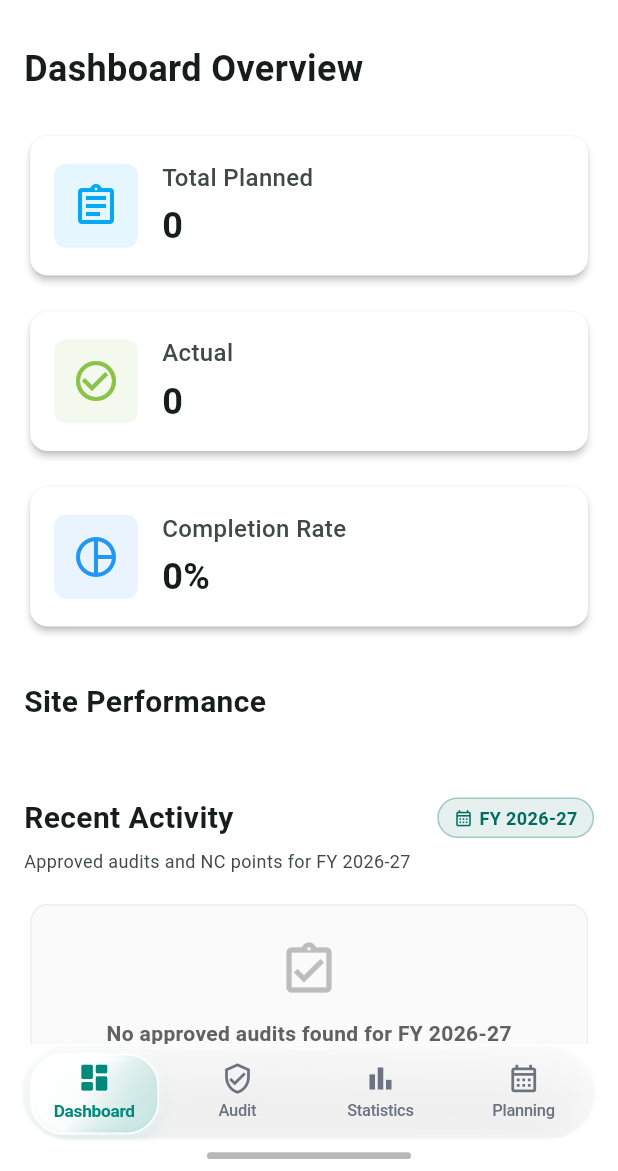
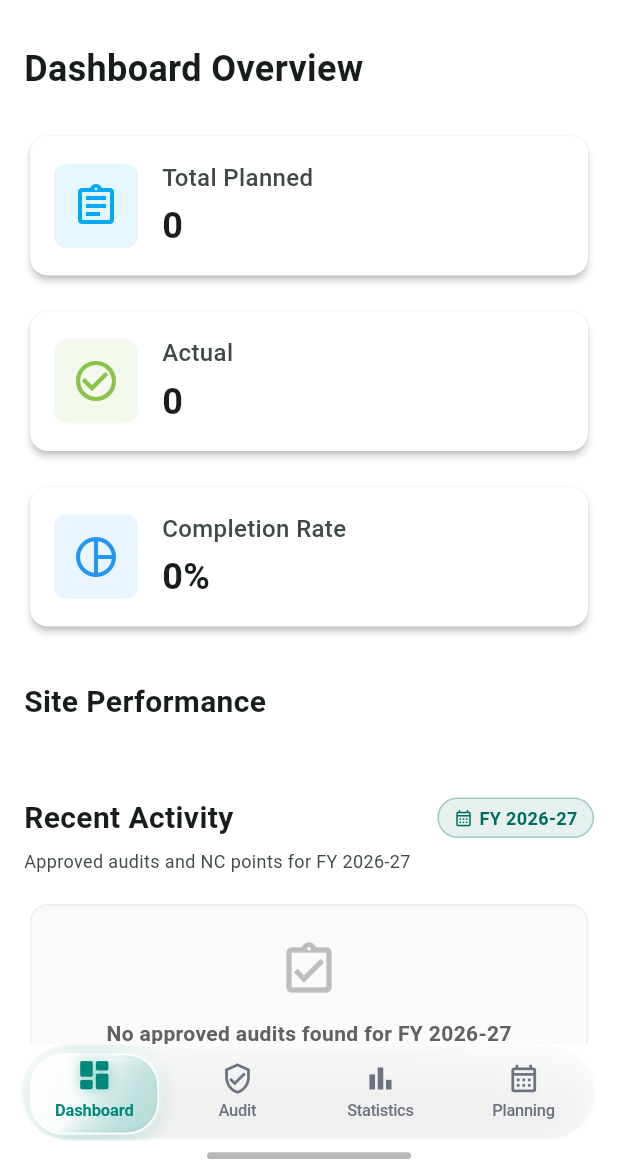
Before and after one commit to RENOM-Energy-Services-Pvt-Ltd/RIQMA-Pro, a Flutter app: the screen it shows once a user with an empty profile is signed in, on a phone screen of 412 x 824 dp, the part 65-1236 px from its top. Run offline on Flutter 3.47's test engine with Material 3 defaults, Android fonts, the phone set to English and light mode, and no system bars; our stand-ins replace cloud_firestore, firebase_auth, firebase_core, firebase_messaging, firebase_storage, flutter_html and 8 more; accounts and stored records are empty; network calls fail; project files that could hold a hidden picture were left out.

Commit message:
feat: Release v1.0.6 - Interactive bottom bar micro-interactions (liquid stretch, ambient glow & bouncy pop)

```diff
--- a/lib/widgets/flipkart_bottom_nav_bar.dart
+++ b/lib/widgets/flipkart_bottom_nav_bar.dart
@@ -1,3 +1,4 @@
+import 'dart:math' as math;
 import 'dart:ui' show ImageFilter;
 import 'package:flutter/material.dart';
 import 'package:flutter/services.dart';
@@ -246,12 +247,18 @@ class _FlipkartBottomNavBarState extends State<FlipkartBottomNavBar>
 
             // Spatially optimized capsule: leaves 5px on each side of the tab
             const indicatorPaddingH = 5.0;
-            final indicatorWidth = tabWidth - (indicatorPaddingH * 2);
+            final baseIndicatorWidth = tabWidth - (indicatorPaddingH * 2);
             final indicatorHeight = widget.height - 10.0;
 
-            // Horizontal position of the sliding indicator
+            // Fluid sinusoidal elastic stretch between tabs
+            final fractionalDistance = (_currentProgress % 1.0);
+            final stretchFactor = math.sin(fractionalDistance * math.pi).abs();
+            final dynamicStretch = stretchFactor * 14.0;
+            final indicatorWidth = baseIndicatorWidth + dynamicStretch;
+
+            // Horizontal position of the sliding indicator centered with dynamic stretch
             final indicatorLeft =
-                (_currentProgress * tabWidth) + indicatorPaddingH;
+                (_currentProgress * tabWidth) + indicatorPaddingH - (dynamicStretch / 2);
 
             return GestureDetector(
               behavior: HitTestBehavior.opaque,
@@ -319,6 +326,30 @@ class _FlipkartBottomNavBarState extends State<FlipkartBottomNavBar>
                           ),
                         ),
 
+                        // Ambient Neon Underglow Light
+                        Positioned(
+                          left: indicatorLeft + (indicatorWidth * 0.1),
+                          top: (widget.height - indicatorHeight) / 2 + 2,
+                          width: indicatorWidth * 0.8,
+                          height: indicatorHeight - 4,
+                          child: IgnorePointer(
+                            child: DecoratedBox(
+                              decoration: BoxDecoration(
+                                borderRadius: BorderRadius.circular(22),
+                                boxShadow: [
+                                  BoxShadow(
+                                    color: activeColor.withValues(
+                                      alpha: isDark ? 0.48 : 0.30,
+                                    ),
+                                    blurRadius: _isDragging ? 22 : 16,
+                                    spreadRadius: _isDragging ? 3 : 1.5,
+                                  ),
+                                ],
+                              ),
+                            ),
+                          ),
+                        ),
+
                         // Sliding Smart Pure Glass Capsule
                         Positioned(
                           left: indicatorLeft,
@@ -337,16 +368,16 @@ class _FlipkartBottomNavBarState extends State<FlipkartBottomNavBar>
                                   end: Alignment.bottomRight,
                                   colors: isDark
                                       ? [
-                                          Colors.white.withValues(alpha: 0.28),
-                                          Colors.white.withValues(alpha: 0.08),
-                                          activeColor.withValues(alpha: 0.24),
+                                          Colors.white.withValues(alpha: 0.32),
+                                          Colors.white.withValues(alpha: 0.10),
+                                          activeColor.withValues(alpha: 0.32),
                                         ]
                                       : [
-                                          Colors.white.withValues(alpha: 0.95),
-                                          Colors.white.withValues(alpha: 0.45),
-                                          activeColor.withValues(alpha: 0.16),
+                                          Colors.white.withValues(alpha: 0.98),
+                                          Colors.white.withValues(alpha: 0.60),
+                                          activeColor.withValues(alpha: 0.22),
                                         ],
-                                  stops: const [0.0, 0.45, 1.0],
+                                  stops: const [0.0, 0.42, 1.0],
                                 ),
                                 border: Border.all(
                                   color: isDark
@@ -413,24 +444,41 @@ class _FlipkartBottomNavBarState extends State<FlipkartBottomNavBar>
                               proximity,
                             )!;
 
-                            final scale = 1.0 + (0.05 * proximity);
+                            final curvedProximity = Curves.easeOutBack.transform(proximity);
+                            // 3D vertical lift & spring scale
+                            final iconOffsetY = -2.2 * proximity;
+                            final iconScale = 1.0 + (0.14 * curvedProximity);
                             final isSelected = proximity > 0.5;
 
                             return Expanded(
-                              child: Transform.scale(
-                                scale: scale,
                               child: Padding(
                                 padding: const EdgeInsets.symmetric(horizontal: 2.0),
                                 child: Column(
                                   mainAxisSize: MainAxisSize.min,
                                   mainAxisAlignment: MainAxisAlignment.center,
                                   children: [
-                                      Icon(
+                                    Transform.translate(
+                                      offset: Offset(0, iconOffsetY),
+                                      child: Transform.scale(
+                                        scale: iconScale,
+                                        child: Icon(
                                           (proximity > 0.6 && item.activeIcon != null)
                                               ? item.activeIcon
                                               : item.icon,
                                           size: 22,
                                           color: itemColor,
+                                          shadows: isSelected
+                                              ? [
+                                                  Shadow(
+                                                    color: activeColor.withValues(
+                                                      alpha: isDark ? 0.65 : 0.40,
+                                                    ),
+                                                    blurRadius: 10,
+                                                  ),
+                                                ]
+                                              : null,
+                                        ),
+                                      ),
                                     ),
                                     const SizedBox(height: 2),
                                     FittedBox(
@@ -447,13 +495,12 @@ class _FlipkartBottomNavBarState extends State<FlipkartBottomNavBar>
                                                 ? FontWeight.w700
                                                 : FontWeight.w500,
                                             color: itemColor,
-                                              letterSpacing: -0.2,
+                                            letterSpacing: isSelected ? -0.1 : -0.2,
                                           ),
                                         ),
                                       ),
                                     ),
                                   ],
-                                  ),
                                 ),
                               ),
                             );
--- a/pubspec.yaml
+++ b/pubspec.yaml
@@ -1,7 +1,7 @@
 name: riqma_pro
 description: "A new Flutter project."
 publish_to: 'none'
-version: 1.0.5+6
+version: 1.0.6+7
 
 environment:
   sdk: ^3.10.1
```
Also changed, not shown: 3 other files. Lines whose indentation alone changed are shown as unchanged.
